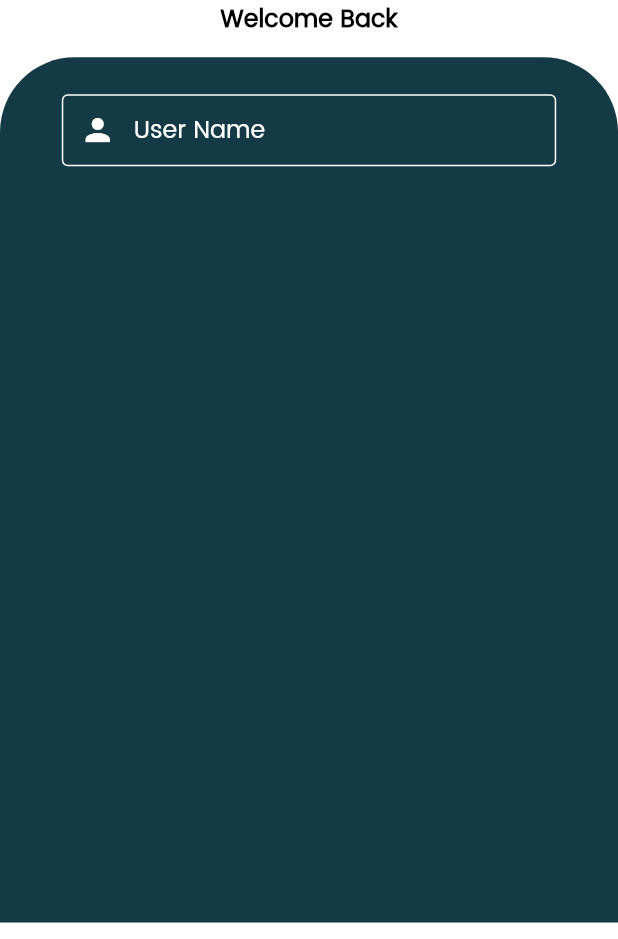
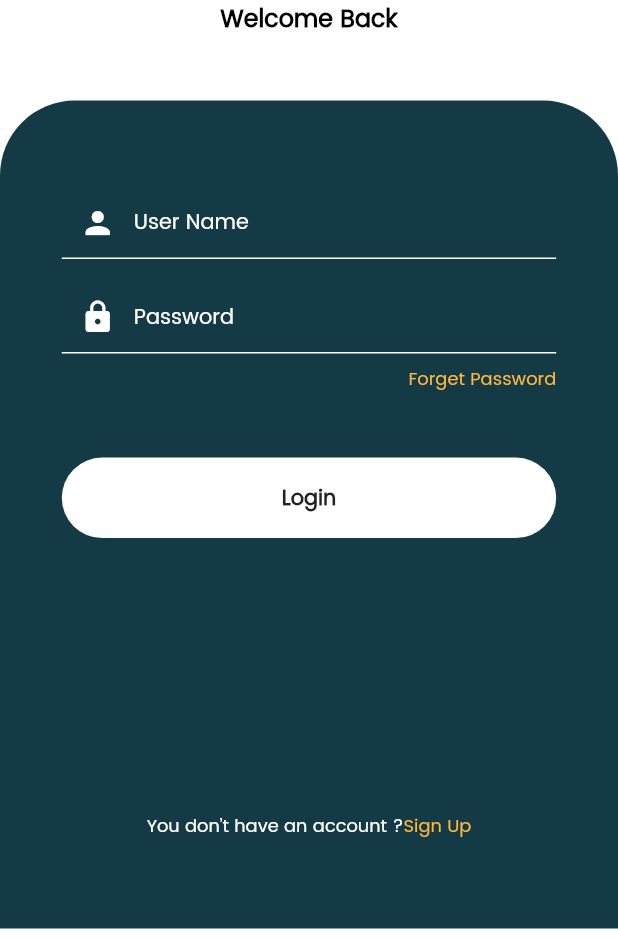
Before and after one commit to MahmoudRede/Smart-Home-Last-Verision, a Flutter app: the Login screen opened directly, on a phone screen of 412 x 824 dp, the part 297-1236 px from its top. Run offline on Flutter 3.47's test engine with Material 2 defaults, Android fonts, the phone set to English and light mode, and no system bars; our stand-ins replace flutter_offline, flutter_switch, percent_indicator, shared_preferences; accounts and stored records are empty.

Commit message:
finish login and register

```diff
--- a/lib/Views/Home.dart
+++ b/lib/Views/Home.dart
@@ -4,6 +4,7 @@ import 'package:fssmarthome/Theme/AppTheme.dart';
 import 'package:fssmarthome/Views/AllRooms.dart';
 import 'package:fssmarthome/Views/MainPage.dart';
 import 'package:fssmarthome/Views/More.dart';
+import 'package:fssmarthome/Views/MyDrawer.dart';
 import 'package:fssmarthome/Views/RemoteControl.dart';
 import 'package:fssmarthome/Views/VoiceControl.dart';
 class Home extends StatefulWidget {
@@ -37,6 +38,7 @@ class _State extends State<Home> {
   Widget build(BuildContext context) {
     return  SafeArea(
       child: Scaffold(
+        drawer: MyDrawer(),
         key: _scaffoldKey,
         body:itemsUi[_currentIndex] ,
         bottomNavigationBar: BottomNavigationBar(
--- a/lib/Views/Login.dart
+++ b/lib/Views/Login.dart
@@ -1,6 +1,8 @@
 import 'package:flutter/cupertino.dart';
 import 'package:flutter/material.dart';
 import 'package:fssmarthome/Theme/AppTheme.dart';
+import 'package:fssmarthome/Views/Custom/GlobalFunction.dart';
+import 'package:fssmarthome/Views/Register.dart';
 
 class Login extends StatefulWidget{
   @override
@@ -11,6 +13,8 @@ class Login extends StatefulWidget{
 class _state extends State<Login>{
   TextEditingController name =new TextEditingController();
   TextEditingController password =new TextEditingController();
+  bool ishidden=true;
+  final formKey=GlobalKey<FormState>();
   FocusNode passwordNode =new FocusNode();
   @override
   Widget build(BuildContext context) {
@@ -28,10 +32,10 @@ class _state extends State<Login>{
                   fit: BoxFit.cover,
                 ),
                 Text("Welcome Back",style: TextStyle(color: Colors.black,fontWeight: FontWeight.bold,fontSize: 16),),
-                SizedBox(height: MediaQuery.of(context).size.height*.015,),
+                SizedBox(height: MediaQuery.of(context).size.height*.05,),
                 Container(
                   width: MediaQuery.of(context).size.width,
-                  height: MediaQuery.of(context).size.height*.7,
+                  height: MediaQuery.of(context).size.height*.67,
                   decoration: BoxDecoration(
                     borderRadius: BorderRadius.only(
                       topRight: Radius.circular(50),
@@ -40,9 +44,10 @@ class _state extends State<Login>{
                     color: Color(AppTheme.primaryColor)
                   ),
                   padding: EdgeInsets.only(
-                    top: MediaQuery.of(context).size.height*.03
+                    top: MediaQuery.of(context).size.height*.07
                   ),
                   child: Form(
+                    key: formKey,
                     child: Column(
                       children: [
                         Container(
@@ -50,20 +55,109 @@ class _state extends State<Login>{
                           child: TextFormField(
                             style: TextStyle(color: Colors.white),
                             controller: name,
+                            onFieldSubmitted: (value){
+                              FocusScope.of(context).requestFocus(passwordNode);
+                            },
+                            validator: (value){
+                              if(value!.isEmpty){
+                                return 'Enter Username';
+                              }
+                              return null;
+                            },
                             decoration: InputDecoration(
-                              enabledBorder: OutlineInputBorder(
-                                  borderSide: BorderSide(color: Colors.white)
-                              ),
+                                errorStyle: TextStyle(fontSize: 12),
+                              enabledBorder: UnderlineInputBorder(
+                              borderSide: BorderSide(color: Colors.white, width: 1.0),
+                             ),
                               prefixIcon: Icon(Icons.person,color: Colors.white,),
                               contentPadding: EdgeInsets.only(
-                                left: 15,right: 15,top: 10,bottom: 10
+                                left: 10,right: 10,top: 10,bottom: 10
                               ),
                               hintText: "User Name",
-                              hintStyle: TextStyle(color: Colors.white),
+                              hintStyle: TextStyle(color: Colors.white,fontSize: 14),
                               fillColor: Colors.white
                             ),
                           ),
-                        )
+                        ),
+                        SizedBox(height: 15,),
+                        Container(
+                          width: MediaQuery.of(context).size.width*.8,
+                          child: TextFormField(
+                            focusNode: passwordNode,
+                            onFieldSubmitted: (value){
+                              FocusScope.of(context).requestFocus(FocusNode());
+                            },
+                            validator: (value){
+                              if(value!.isEmpty){
+                                return 'Enter Password';
+                              }
+                              return null;
+                            },
+                            style: TextStyle(color: Colors.white),
+                            controller: password,
+                            obscureText: ishidden,
+                            decoration: InputDecoration(
+                                enabledBorder: UnderlineInputBorder(
+                                  borderSide: BorderSide(color: Colors.white, width: 1.0),
+                                ),
+                                prefixIcon: GestureDetector(
+                                    onTap: (){
+                                      setState(() {
+                                        ishidden=!ishidden;
+                                      });
+                                    },
+                                    child: Icon(ishidden?Icons.lock:Icons.lock_open,color: Colors.white,)),
+                                contentPadding: EdgeInsets.only(
+                                    left: 10,right: 10,top: 10,bottom: 10
+                                ),
+                                hintText: "Password",
+                                errorStyle: TextStyle(fontSize: 12),
+                                hintStyle: TextStyle(color: Colors.white,fontSize: 14),
+                                fillColor: Colors.white
+                            ),
+                          ),
+                        ),
+                        SizedBox(height: MediaQuery.of(context).size.height*.01,),
+                        Container(
+                          width: MediaQuery.of(context).size.width*.8,
+                          child: Row(
+                            mainAxisAlignment: MainAxisAlignment.end,
+                            children: [
+                              Text("Forget Password",style: TextStyle(fontSize: 12,color: Color(AppTheme.yellowColor)),)
+                            ],
+                          ),
+                        ),
+                        SizedBox(height: MediaQuery.of(context).size.height*.05,),
+                        GestureDetector(
+                          onTap: (){
+                            if(formKey.currentState!.validate()){
+
+                            }
+                          },
+                          child: Container(
+                            height: MediaQuery.of(context).size.height*.065,
+                            width: MediaQuery.of(context).size.width*.8,
+                            decoration: BoxDecoration(borderRadius: BorderRadius.circular(30),color: Colors.white),
+                          alignment: Alignment.center,
+                          child: Text("Login",style: TextStyle(fontWeight: FontWeight.bold),),
+                          ),
+                        ),
+                        Expanded(child: SizedBox(),),
+                          GestureDetector(
+                            onTap: (){
+                              Navigator.push(
+                                  context, GlobalFunction.route(Register()));
+                            },
+                            child: Row(
+                              mainAxisAlignment: MainAxisAlignment.center,
+                             children: [
+                              Text("You don’t have an account ?",style: TextStyle(fontSize: 12,color: Colors.white),),
+                             Text("Sign Up",style: TextStyle(fontSize: 12,color: Color(AppTheme.yellowColor)),)
+                               ],
+                   ),
+                          ),
+                        SizedBox(height: MediaQuery.of(context).size.height*.07,),
+
                       ],
                     ),
                   ),
--- a/lib/main.dart
+++ b/lib/main.dart
@@ -22,7 +22,7 @@ class MyApp extends StatelessWidget{
       routes: <String,WidgetBuilder>{
         '/mainPage':(BuildContext context)=>new Home(index: 0),
       },
-      home:Login(),
+      home:Splash(),
 
     );
   }
```
Also changed, not shown: lib/Views/About.dart (added, +19 -0 lines), lib/Views/MyDrawer.dart (added, +147 -0 lines), lib/Views/Register.dart (added, +235 -0 lines), lib/Views/Timing.dart (added, +19 -0 lines), assets/images/fb.png (added), assets/images/google.png (added), assets/images/login/email.png (deleted), assets/images/login/password.png (deleted), assets/images/login/phone.png (deleted), assets/images/login/user name.png (deleted).
